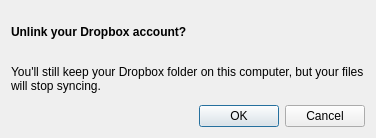
Old version of the form maestral/gui/resources/unlink_dialog.ui in the repository samschott/maestral.
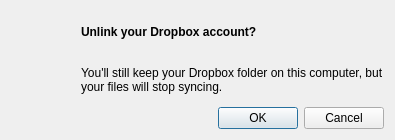
New version of the form.

Commit message: unified error dialogs and added app icon

Diff of the .ui file:
```diff
--- a/maestral/gui/resources/unlink_dialog.ui
+++ b/maestral/gui/resources/unlink_dialog.ui
@@ -6,8 +6,8 @@
    <rect>
     <x>0</x>
     <y>0</y>
-    <width>376</width>
-    <height>138</height>
+    <width>395</width>
+    <height>140</height>
    </rect>
   </property>
   <property name="windowTitle">
@@ -20,7 +20,7 @@
    <property name="horizontalSpacing">
     <number>20</number>
    </property>
-   <item row="1" column="0" colspan="2">
+   <item row="1" column="1" colspan="2">
     <widget class="QLabel" name="infoLabel">
      <property name="text">
       <string>You'll still keep your Dropbox folder on this computer, but your files will stop syncing.</string>
@@ -30,17 +30,7 @@
      </property>
     </widget>
    </item>
-   <item row="2" column="0" colspan="2">
-    <widget class="QDialogButtonBox" name="buttonBox">
-     <property name="orientation">
-      <enum>Qt::Horizontal</enum>
-     </property>
-     <property name="standardButtons">
-      <set>QDialogButtonBox::Cancel|QDialogButtonBox::Ok</set>
-     </property>
-    </widget>
-   </item>
-   <item row="0" column="0">
+   <item row="0" column="1">
     <widget class="QLabel" name="titleLabel">
      <property name="font">
       <font>
@@ -53,6 +43,35 @@
      </property>
     </widget>
    </item>
+   <item row="0" column="0" rowspan="2">
+    <widget class="QLabel" name="iconLabel">
+     <property name="minimumSize">
+      <size>
+       <width>50</width>
+       <height>50</height>
+      </size>
+     </property>
+     <property name="maximumSize">
+      <size>
+       <width>50</width>
+       <height>50</height>
+      </size>
+     </property>
+     <property name="text">
+      <string/>
+     </property>
+    </widget>
+   </item>
+   <item row="2" column="0" colspan="3">
+    <widget class="QDialogButtonBox" name="buttonBox">
+     <property name="orientation">
+      <enum>Qt::Horizontal</enum>
+     </property>
+     <property name="standardButtons">
+      <set>QDialogButtonBox::Cancel|QDialogButtonBox::Ok</set>
+     </property>
+    </widget>
+   </item>
   </layout>
  </widget>
  <resources/>
```
The commit also changes 6 other files.
